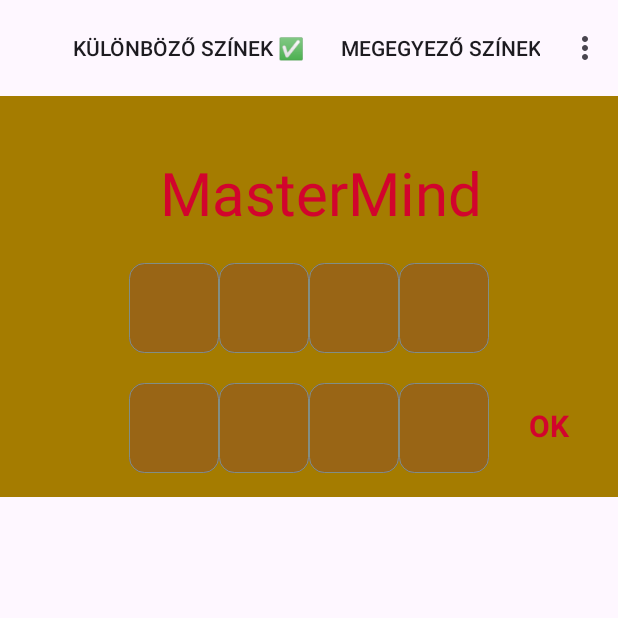
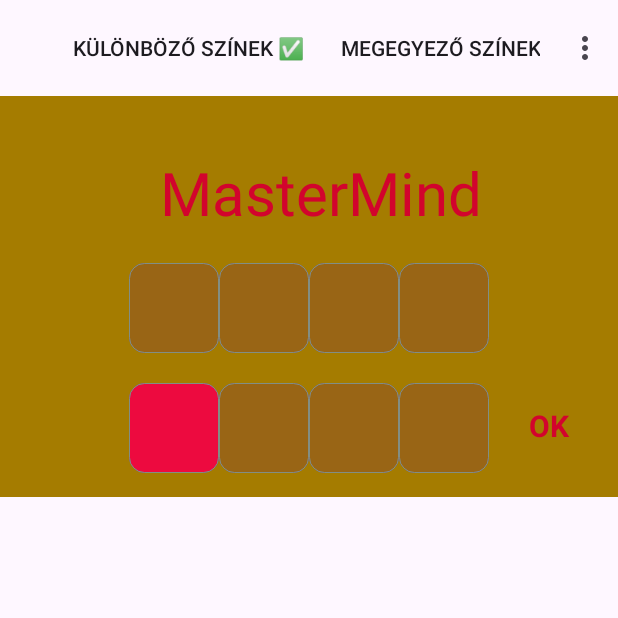
Before and after one commit to davidgiczi/MasteMind_Android, an Android app: the screen it shows after launch (MainActivity), after a tap on "OK", on a phone screen of 412 x 824 dp, the top half of it. Run offline under Robolectric (Android 15) with nearby library versions, the phone set to English and light mode, and no system bars; our stand-ins replace navigation-ui; Roboto replaces fonts that are not available here; 1 other tap on this screen came first.

Commit message:
ChangeColor

```diff
--- a/app/src/main/java/com/david/giczi/mastermind/MainActivity.java
+++ b/app/src/main/java/com/david/giczi/mastermind/MainActivity.java
@@ -1,5 +1,6 @@
 package com.david.giczi.mastermind;
 
+import android.graphics.Color;
 import android.os.Bundle;
 
 import com.google.android.material.snackbar.Snackbar;
@@ -20,6 +21,7 @@ import com.david.giczi.mastermind.databinding.ActivityMainBinding;
 
 import android.view.Menu;
 import android.view.MenuItem;
+import android.widget.Button;
 import android.widget.TextView;
 import android.widget.Toast;
 
@@ -44,6 +46,13 @@ public class MainActivity extends AppCompatActivity {
             @Override
             public void onClick(View v) {
                 Toast.makeText(getApplicationContext(), "Hello World!", Toast.LENGTH_LONG).show();
+            }
+        });
+        findViewById(R.id.row_1_1).setOnClickListener(new View.OnClickListener() {
+            @Override
+            public void onClick(View v) {
+                Button btn = (Button) findViewById(R.id.row_1_1);
+                btn.setForeground(getDrawable(R.drawable.red_btn_style));
             }
         });
     }
--- /dev/null
+++ b/app/src/main/res/drawable/red_btn_style.xml
@@ -0,0 +1,13 @@
+<?xml version="1.0" encoding="utf-8"?>
+
+    <shape xmlns:android="http://schemas.android.com/apk/res/android">
+
+        <corners android:radius="10dp" />
+        <stroke
+            android:width="0.5dp"
+            android:color="@color/gray" />
+        <gradient
+            android:startColor="@color/red"
+            android:centerColor="@color/red"
+            android:endColor="@color/red"/>
+    </shape>
--- a/app/src/main/res/layout/fragment_first.xml
+++ b/app/src/main/res/layout/fragment_first.xml
@@ -36,9 +36,9 @@
             android:layout_height="60dp"
             android:layout_marginStart="70dp"
             android:layout_marginTop="20dp"
-            android:background="@drawable/rounded_btn_style"
+            android:background="@drawable/default_btn_style"
             android:contentDescription="task-1st-button"
-            android:foreground="@drawable/rounded_btn_style"
+            android:foreground="@drawable/default_btn_style"
             android:insetTop="4dp"
             app:layout_constraintBottom_toBottomOf="parent"
             app:layout_constraintStart_toStartOf="parent"
@@ -50,9 +50,9 @@
             android:layout_width="60dp"
             android:layout_height="60dp"
             android:layout_marginTop="20dp"
-            android:background="@drawable/rounded_btn_style"
+            android:background="@drawable/default_btn_style"
             android:contentDescription="task-2nd-button"
-            android:foreground="@drawable/rounded_btn_style"
+            android:foreground="@drawable/default_btn_style"
             app:layout_constraintBottom_toBottomOf="parent"
             app:layout_constraintStart_toEndOf="@+id/task_1"
             app:layout_constraintTop_toBottomOf="@+id/mastermind_text"
@@ -63,9 +63,9 @@
             android:layout_width="60dp"
             android:layout_height="60dp"
             android:layout_marginTop="20dp"
-            android:background="@drawable/rounded_btn_style"
+            android:background="@drawable/default_btn_style"
             android:contentDescription="task-3rd-button"
-            android:foreground="@drawable/rounded_btn_style"
+            android:foreground="@drawable/default_btn_style"
             app:layout_constraintBottom_toBottomOf="parent"
             app:layout_constraintStart_toEndOf="@+id/task_2"
             app:layout_constraintTop_toBottomOf="@+id/mastermind_text"
@@ -76,9 +76,9 @@
             android:layout_width="60dp"
             android:layout_height="60dp"
             android:layout_marginTop="20dp"
-            android:background="@drawable/rounded_btn_style"
+            android:background="@drawable/default_btn_style"
             android:contentDescription="task-4th-button"
-            android:foreground="@drawable/rounded_btn_style"
+            android:foreground="@drawable/default_btn_style"
             app:layout_constraintBottom_toBottomOf="parent"
             app:layout_constraintStart_toEndOf="@+id/task_3"
             app:layout_constraintTop_toBottomOf="@+id/mastermind_text"
@@ -90,9 +90,9 @@
             android:layout_height="60dp"
             android:layout_marginStart="70dp"
             android:layout_marginTop="20dp"
-            android:background="@drawable/rounded_btn_style"
+            android:background="@drawable/default_btn_style"
             android:contentDescription="row_1_1"
-            android:foreground="@drawable/rounded_btn_style"
+            android:foreground="@drawable/default_btn_style"
             app:layout_constraintStart_toStartOf="parent"
             app:layout_constraintTop_toBottomOf="@+id/task_1" />
 
@@ -101,9 +101,9 @@
             android:layout_width="60dp"
             android:layout_height="60dp"
             android:layout_marginTop="20dp"
-            android:background="@drawable/rounded_btn_style"
+            android:background="@drawable/default_btn_style"
             android:contentDescription="row_1_2"
-            android:foreground="@drawable/rounded_btn_style"
+            android:foreground="@drawable/default_btn_style"
             app:layout_constraintStart_toEndOf="@+id/row_1_1"
             app:layout_constraintTop_toBottomOf="@+id/task_2" />
 
@@ -112,9 +112,9 @@
             android:layout_width="60dp"
             android:layout_height="60dp"
             android:layout_marginTop="20dp"
-            android:background="@drawable/rounded_btn_style"
+            android:background="@drawable/default_btn_style"
             android:contentDescription="row_1_3"
-            android:foreground="@drawable/rounded_btn_style"
+            android:foreground="@drawable/default_btn_style"
             app:layout_constraintStart_toEndOf="@+id/row_1_2"
             app:layout_constraintTop_toBottomOf="@+id/task_3" />
 
@@ -123,9 +123,9 @@
             android:layout_width="60dp"
             android:layout_height="60dp"
             android:layout_marginTop="20dp"
-            android:background="@drawable/rounded_btn_style"
+            android:background="@drawable/default_btn_style"
             android:contentDescription="row_1_4"
-            android:foreground="@drawable/rounded_btn_style"
+            android:foreground="@drawable/default_btn_style"
             app:layout_constraintStart_toEndOf="@+id/row_1_3"
             app:layout_constraintTop_toBottomOf="@+id/task_4" />
 
```
Also changed, not shown: app/src/main/res/drawable/default_btn_style.xml (renamed from app/src/main/res/drawable/rounded_btn_style.xml).
